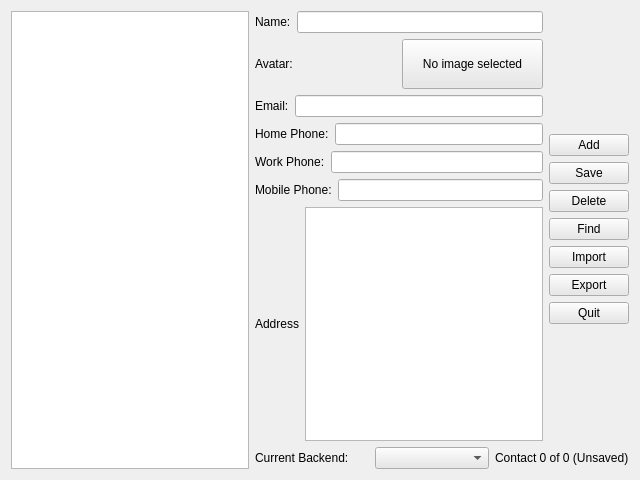
Before: the Qt Designer form examples/samplephonebook/maindialog_640_480.ui in qtproject/qt-mobility, drawn with Qt 5.
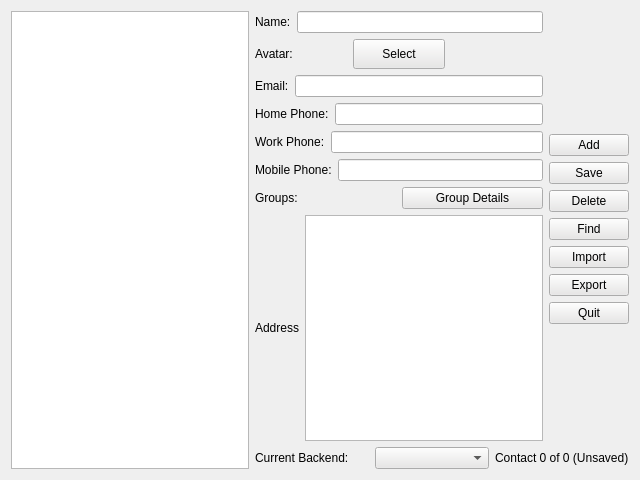
After: the same form once the commit is applied.

```diff
--- a/examples/samplephonebook/maindialog_640_480.ui
+++ b/examples/samplephonebook/maindialog_640_480.ui
@@ -130,11 +130,18 @@
          <property name="minimumSize">
           <size>
            <width>0</width>
-           <height>50</height>
+           <height>30</height>
           </size>
          </property>
          <property name="text">
-          <string>No image selected</string>
+          <string>Select</string>
+         </property>
+        </widget>
+       </item>
+       <item>
+        <widget class="QLabel" name="avatarLabel">
+         <property name="text">
+          <string/>
          </property>
         </widget>
        </item>
@@ -196,6 +203,24 @@
        </item>
       </layout>
      </item>
+     <item>
+      <layout class="QHBoxLayout" name="horizontalLayout_9">
+       <item>
+        <widget class="QLabel" name="label_9">
+         <property name="text">
+          <string>Groups:</string>
+         </property>
+        </widget>
+       </item>
+       <item>
+        <widget class="QPushButton" name="groupsButton">
+         <property name="text">
+          <string>Group Details</string>
+         </property>
+        </widget>
+       </item>
+      </layout>
+     </item>
      <item>
       <layout class="QHBoxLayout" name="horizontalLayout_7">
        <item>
```
